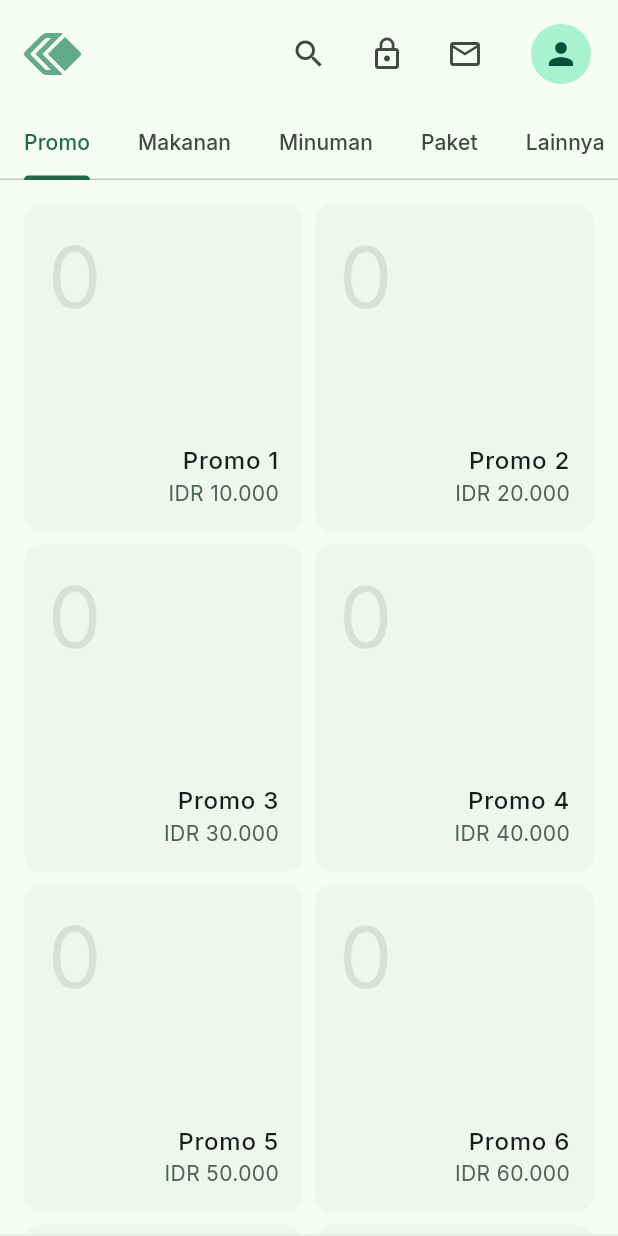
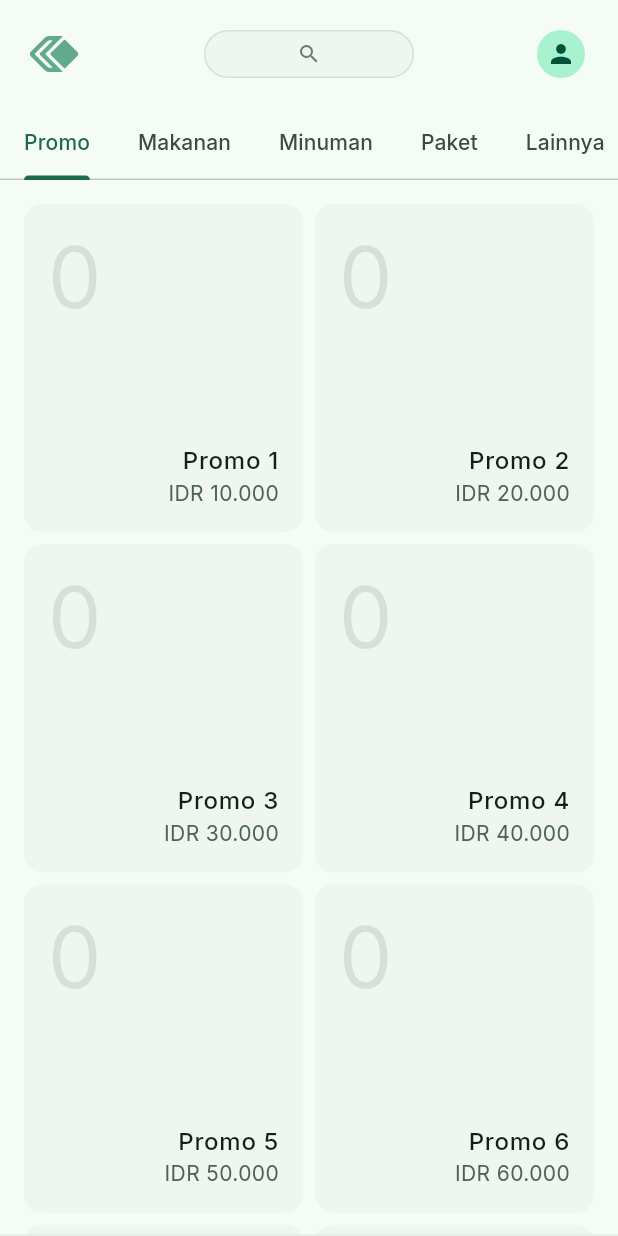
Before and after one commit to Kasway-Tech/pos, a Flutter app: the screen it shows after launch, on a phone screen of 412 x 824 dp. Run offline on Flutter 3.47's test engine with Material 3 defaults, Android fonts, the phone set to English and light mode, and no system bars; drawn by our look-alikes of bounce; our stand-ins replace bloc, cloud_firestore, equatable, firebase_auth, firebase_core, flutter_bloc and 5 more; missing offline and left inert: macos_window_utils, screen_retriever, window_manager; accounts and stored records are empty.

Commit message:
refactor: Improve search bar focus management by replacing `_isSearching` with `_searchFocusNode` and `_isSearchFocused`, and enable unfocus on tap outside.

```diff
--- a/lib/features/home/view/home_page.dart
+++ b/lib/features/home/view/home_page.dart
@@ -33,8 +33,9 @@ class HomeView extends StatefulWidget {
 class _HomeViewState extends State<HomeView>
     with SingleTickerProviderStateMixin {
   TabController? _tabController;
-  bool _isSearching = false;
   final _searchController = TextEditingController();
+  final _searchFocusNode = FocusNode();
+  bool _isSearchFocused = false;
   Product? _selectedProductForAdditions;
 
   @override
@@ -47,12 +48,18 @@ class _HomeViewState extends State<HomeView>
         vsync: this,
       );
     }
+    _searchFocusNode.addListener(() {
+      setState(() {
+        _isSearchFocused = _searchFocusNode.hasFocus;
+      });
+    });
   }
 
   @override
   void dispose() {
     _tabController?.dispose();
     _searchController.dispose();
+    _searchFocusNode.dispose();
     super.dispose();
   }
 
@@ -98,7 +105,10 @@ class _HomeViewState extends State<HomeView>
           return const Scaffold(body: SizedBox.shrink());
         }
 
-        return LayoutBuilder(
+        return GestureDetector(
+          onTap: () => FocusScope.of(context).unfocus(),
+          behavior: HitTestBehavior.opaque,
+          child: LayoutBuilder(
             builder: (context, constraints) {
               final isLargeScreen = constraints.maxWidth >= 800;
 
@@ -108,7 +118,11 @@ class _HomeViewState extends State<HomeView>
                     Expanded(
                       flex: 6,
                       child: Scaffold(
-                      appBar: _buildAppBar(state, tabController, isLargeScreen),
+                        appBar: _buildAppBar(
+                          state,
+                          tabController,
+                          isLargeScreen,
+                        ),
                         body: _buildProductsBody(state, tabController),
                       ),
                     ),
@@ -238,13 +252,16 @@ class _HomeViewState extends State<HomeView>
                                     style: ElevatedButton.styleFrom(
                                       elevation: 0,
                                       backgroundColor: Colors.transparent,
+                                      disabledBackgroundColor:
+                                          Colors.transparent,
                                       shadowColor: Colors.transparent,
                                       shape: RoundedRectangleBorder(
                                         borderRadius: BorderRadius.circular(0),
                                       ),
                                     ),
                                     child: Row(
-                                    mainAxisAlignment: MainAxisAlignment.center,
+                                      mainAxisAlignment:
+                                          MainAxisAlignment.center,
                                       children: [
                                         Text(
                                           'Confirm Selection',
@@ -277,6 +294,7 @@ class _HomeViewState extends State<HomeView>
                 ),
               );
             },
+          ),
         );
       },
     );
@@ -289,47 +307,123 @@ class _HomeViewState extends State<HomeView>
   ) {
     return AppBar(
       toolbarHeight: kToolbarHeight + 16.0,
-      title: _isSearching
-          ? TextField(
+      centerTitle: true,
+      leading: Padding(
+        padding: const EdgeInsets.only(left: 16.0),
+        child: Center(
+          child: SvgPicture.asset(
+            'assets/svg/brand_icon.svg',
+            height: 24,
+            fit: BoxFit.contain,
+          ),
+        ),
+      ),
+      title: AnimatedContainer(
+        duration: const Duration(milliseconds: 300),
+        curve: Curves.fastOutSlowIn,
+        constraints: BoxConstraints(maxWidth: _isSearchFocused ? 280 : 140),
+        height: _isSearchFocused ? 36 : 32,
+        decoration: BoxDecoration(
+          color: Theme.of(context).colorScheme.surfaceContainerLow,
+          borderRadius: BorderRadius.circular(18),
+          border: Border.all(
+            color: Theme.of(
+              context,
+            ).colorScheme.outlineVariant.withValues(alpha: 0.5),
+            width: 1,
+          ),
+          boxShadow: _isSearchFocused
+              ? [
+                  BoxShadow(
+                    color: Colors.black.withValues(alpha: 0.1),
+                    blurRadius: 10,
+                    offset: const Offset(0, 4),
+                  ),
+                ]
+              : [],
+        ),
+        child: GestureDetector(
+          onTap: () => _searchFocusNode.requestFocus(),
+          behavior: HitTestBehavior.opaque,
+          child: Stack(
+            alignment: Alignment.center,
+            children: [
+              AnimatedAlign(
+                duration: const Duration(milliseconds: 300),
+                curve: Curves.fastOutSlowIn,
+                alignment: _isSearchFocused
+                    ? Alignment.centerLeft
+                    : Alignment.center,
+                child: Padding(
+                  padding: EdgeInsets.only(left: _isSearchFocused ? 12 : 0),
+                  child: Icon(
+                    Icons.search,
+                    color: Theme.of(context).colorScheme.outline,
+                    size: 16,
+                  ),
+                ),
+              ),
+              AnimatedOpacity(
+                duration: const Duration(milliseconds: 200),
+                opacity: _isSearchFocused ? 1.0 : 0.0,
+                child: Padding(
+                  padding: const EdgeInsets.only(left: 36, right: 8),
+                  child: TextField(
                     controller: _searchController,
-              autofocus: true,
+                    focusNode: _searchFocusNode,
+                    style: Theme.of(context).textTheme.bodySmall,
                     decoration: const InputDecoration(
-                hintText: 'Search products...',
+                      hintText: '',
                       border: InputBorder.none,
+                      isDense: true,
+                      contentPadding: EdgeInsets.zero,
                     ),
                     onChanged: (value) {
-                context.read<HomeBloc>().add(HomeSearchTermChanged(value));
+                      context.read<HomeBloc>().add(
+                        HomeSearchTermChanged(value),
+                      );
                     },
-            )
-          : SvgPicture.asset('assets/svg/brand_icon.svg', height: 28),
+                  ),
+                ),
+              ),
+              if (_isSearchFocused && state.searchTerm.isNotEmpty)
+                Align(
+                  alignment: Alignment.centerRight,
+                  child: Padding(
+                    padding: const EdgeInsets.only(right: 8),
+                    child: IconButton(
+                      padding: EdgeInsets.zero,
+                      constraints: const BoxConstraints(),
+                      onPressed: () {
+                        _searchController.clear();
+                        context.read<HomeBloc>().add(
+                          const HomeSearchTermChanged(''),
+                        );
+                      },
+                      icon: Icon(
+                        Icons.close_rounded,
+                        size: 16,
+                        color: Theme.of(context).colorScheme.outline,
+                      ),
+                    ),
+                  ),
+                ),
+            ],
+          ),
+        ),
+      ),
       actions: [
         IconButton(
-          onPressed: () {
-            setState(() {
-              _isSearching = !_isSearching;
-              if (!_isSearching) {
-                _searchController.clear();
-                context.read<HomeBloc>().add(const HomeSearchTermChanged(''));
-              }
-            });
-          },
-          icon: Icon(_isSearching ? Icons.close : Icons.search),
+          onPressed: () => context.push('/profile'),
+          padding: EdgeInsets.zero,
+          icon: const CircleAvatar(
+            radius: 16,
+            child: Icon(Icons.person, size: 20),
           ),
-        const SizedBox(width: 4),
-        IconButton(onPressed: () {}, icon: const Icon(Icons.lock_outline)),
-        const SizedBox(width: 4),
-        IconButton(onPressed: () {}, icon: const Icon(Icons.mail_outline)),
-        const SizedBox(width: 16.0),
-        IconButton(
-          onPressed: () {
-            context.push('/profile');
-          },
-          padding: EdgeInsets.zero,
-          icon: const CircleAvatar(child: Icon(Icons.person)),
         ),
         const SizedBox(width: 14.0),
       ],
-      bottom: _isSearching || state.searchTerm.isNotEmpty
+      bottom: state.searchTerm.isNotEmpty
           ? null
           : PreferredSize(
               preferredSize: const Size.fromHeight(kTextTabBarHeight),
@@ -351,7 +445,7 @@ class _HomeViewState extends State<HomeView>
   }
 
   Widget _buildProductsBody(HomeState state, TabController tabController) {
-    if (_isSearching || state.searchTerm.isNotEmpty) {
+    if (state.searchTerm.isNotEmpty) {
       return ProductsView(
         items: state.itemsByCategory.values.expand((items) => items).toList(),
         onTap: (product) => _handleProductTap(product),
--- a/lib/features/home/view/widgets/additions_side_view.dart
+++ b/lib/features/home/view/widgets/additions_side_view.dart
@@ -180,6 +180,7 @@ class _AdditionsSideViewState extends State<AdditionsSideView> {
                       style: ElevatedButton.styleFrom(
                         elevation: 0,
                         backgroundColor: Colors.transparent,
+                        disabledBackgroundColor: Colors.transparent,
                         shadowColor: Colors.transparent,
                         shape: RoundedRectangleBorder(
                           borderRadius: BorderRadius.circular(0),
--- a/lib/features/home/view/widgets/order_side_view.dart
+++ b/lib/features/home/view/widgets/order_side_view.dart
@@ -130,9 +130,8 @@ class _OrderSideViewState extends State<OrderSideView> {
                     Flexible(
                       child: Text(
                         'Grand Total',
-                        style: Theme.of(context).textTheme.titleLarge?.copyWith(
-                          fontWeight: FontWeight.bold,
-                        ),
+                        style: Theme.of(context).textTheme.titleMedium
+                            ?.copyWith(fontWeight: FontWeight.bold),
                         overflow: TextOverflow.ellipsis,
                       ),
                     ),
@@ -152,7 +151,7 @@ class _OrderSideViewState extends State<OrderSideView> {
                       builder: (context, grandTotal) {
                         return Text(
                           currencyFormat.format(grandTotal),
-                          style: Theme.of(context).textTheme.headlineSmall
+                          style: Theme.of(context).textTheme.titleMedium
                               ?.copyWith(fontWeight: FontWeight.bold),
                         );
                       },
@@ -215,6 +214,7 @@ class _OrderSideViewState extends State<OrderSideView> {
                             style: ElevatedButton.styleFrom(
                               elevation: 0,
                               backgroundColor: Colors.transparent,
+                              disabledBackgroundColor: Colors.transparent,
                               shadowColor: Colors.transparent,
                               shape: RoundedRectangleBorder(
                                 borderRadius: BorderRadius.circular(0),
```
Lines whose indentation alone changed are shown as unchanged.
